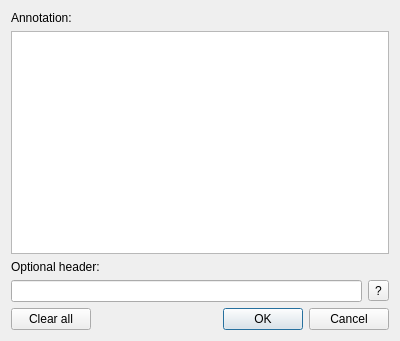
The window that annotationeditordialog.ui (adamb924/Gloss) describes before a commit, drawn with Qt 5.
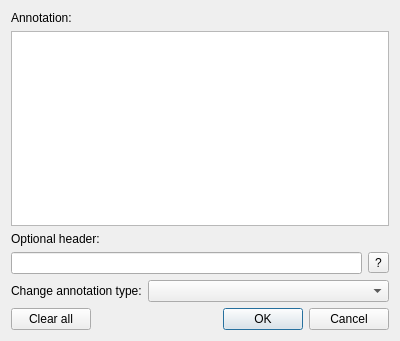
The same window after the commit. Custom widgets are drawn as their Qt base class.

Commit message: Allow user to change annotation type quickly

Diff of the .ui file:
```diff
--- a/annotationeditordialog.ui
+++ b/annotationeditordialog.ui
@@ -45,6 +45,33 @@
      </item>
     </layout>
    </item>
+   <item>
+    <layout class="QHBoxLayout" name="horizontalLayout_3">
+     <item>
+      <widget class="QLabel" name="label_3">
+       <property name="sizePolicy">
+        <sizepolicy hsizetype="Minimum" vsizetype="Preferred">
+         <horstretch>0</horstretch>
+         <verstretch>0</verstretch>
+        </sizepolicy>
+       </property>
+       <property name="text">
+        <string>Change annotation type:</string>
+       </property>
+      </widget>
+     </item>
+     <item>
+      <widget class="QComboBox" name="annotationType">
+       <property name="sizePolicy">
+        <sizepolicy hsizetype="MinimumExpanding" vsizetype="Fixed">
+         <horstretch>0</horstretch>
+         <verstretch>0</verstretch>
+        </sizepolicy>
+       </property>
+      </widget>
+     </item>
+    </layout>
+   </item>
    <item>
     <layout class="QHBoxLayout" name="horizontalLayout_2">
      <item>
```
The commit also changes 3 other files.
